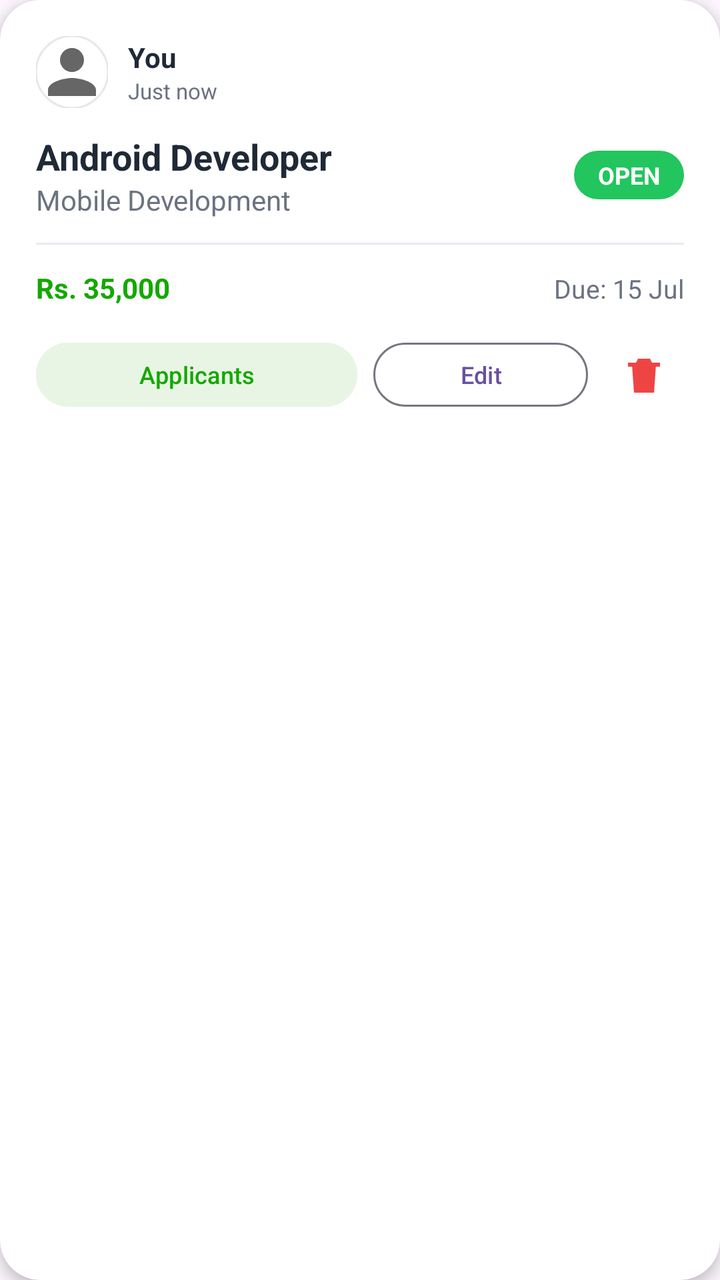
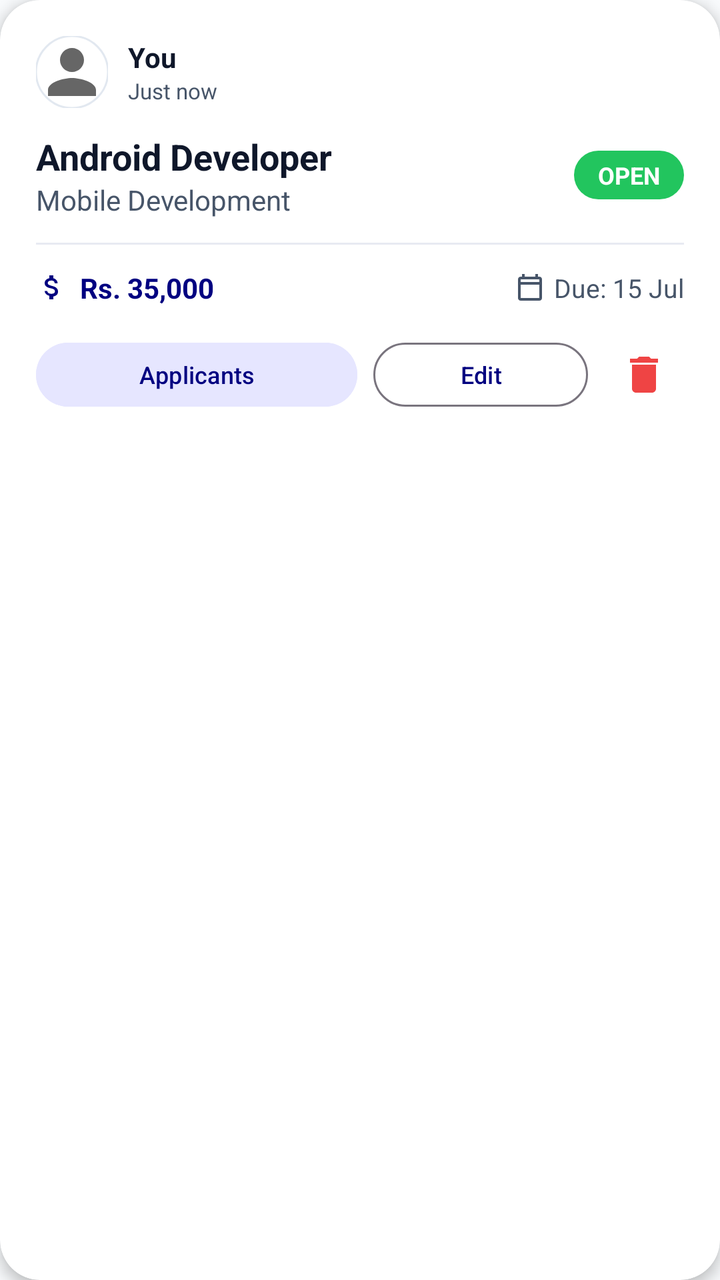

Compare the two renders of this Android layout. The source of the first and the diff that turns it into the second are given below.
<!-- AndroidManifest.xml: application theme Theme.MiniJobHunt -->
<!-- res/layout/item_client_job.xml -->
<?xml version="1.0" encoding="utf-8"?>
<androidx.cardview.widget.CardView
    xmlns:android="http://schemas.android.com/apk/res/android"
    xmlns:app="http://schemas.android.com/apk/res-auto"
    android:layout_width="match_parent"
    android:layout_height="wrap_content"
    android:layout_marginHorizontal="8dp"
    android:layout_marginVertical="8dp"
    app:cardCornerRadius="20dp"
    app:cardElevation="4dp"
    app:cardBackgroundColor="@color/surface">

    <LinearLayout
        android:layout_width="match_parent"
        android:layout_height="wrap_content"
        android:orientation="vertical"
        android:padding="18dp">

        
        <LinearLayout
            android:layout_width="match_parent"
            android:layout_height="wrap_content"
            android:orientation="horizontal"
            android:gravity="center_vertical"
            android:layout_marginBottom="12dp">

            <com.google.android.material.imageview.ShapeableImageView
                android:id="@+id/imgClientProfile"
                android:layout_width="36dp"
                android:layout_height="36dp"
                android:scaleType="centerCrop"
                android:src="@drawable/ic_profile"
                app:shapeAppearanceOverlay="@style/CircleImage"
                app:strokeColor="@color/divider"
                app:strokeWidth="1dp" />

            <LinearLayout
                android:layout_width="wrap_content"
                android:layout_height="wrap_content"
                android:orientation="vertical"
                android:layout_marginStart="10dp">

                <LinearLayout
                    android:layout_width="wrap_content"
                    android:layout_height="wrap_content"
                    android:orientation="horizontal"
                    android:gravity="center_vertical">

                    <TextView
                        android:id="@+id/txtClientName"
                        android:layout_width="wrap_content"
                        android:layout_height="wrap_content"
                        android:text="You"
                        android:textColor="@color/text_primary"
                        android:textStyle="bold"
                        android:textSize="14sp" />

                    <ImageView
                        android:id="@+id/imgVerifiedBadge"
                        android:layout_width="20dp"
                        android:layout_height="20dp"
                        android:layout_marginStart="6dp"
                        android:src="@drawable/ic_verified"
                        android:visibility="gone"
                        android:contentDescription="Verified"/>

                </LinearLayout>

                <TextView
                    android:id="@+id/txtPostedAt"
                    android:layout_width="wrap_content"
                    android:layout_height="wrap_content"
                    android:text="Just now"
                    android:textColor="@color/text_secondary"
                    android:textSize="11sp" />

            </LinearLayout>

        </LinearLayout>

        <LinearLayout
            android:layout_width="match_parent"
            android:layout_height="wrap_content"
            android:gravity="center_vertical">

            <LinearLayout
                android:layout_width="0dp"
                android:layout_height="wrap_content"
                android:layout_weight="1"
                android:orientation="vertical">

                <TextView
                    android:id="@+id/txtTitle"
                    android:layout_width="wrap_content"
                    android:layout_height="wrap_content"
                    android:text="Android Developer"
                    android:textSize="18sp"
                    android:textStyle="bold"
                    android:textColor="@color/text_primary"/>

                <TextView
                    android:id="@+id/txtCategory"
                    android:layout_width="wrap_content"
                    android:layout_height="wrap_content"
                    android:text="Mobile Development"
                    android:textColor="@color/text_secondary"
                    android:textSize="14sp"/>

            </LinearLayout>

            <TextView
                android:id="@+id/txtStatus"
                android:layout_width="wrap_content"
                android:layout_height="wrap_content"
                android:text="OPEN"
                android:textStyle="bold"
                android:textSize="12sp"
                android:textColor="@android:color/white"
                android:paddingHorizontal="12dp"
                android:paddingVertical="4dp"
                android:background="@drawable/bg_status_open"/>

        </LinearLayout>

        <View
            android:layout_width="match_parent"
            android:layout_height="1dp"
            android:layout_marginVertical="12dp"
            android:background="#E8EAF2"/>

        <LinearLayout
            android:layout_width="match_parent"
            android:layout_height="wrap_content"
            android:orientation="horizontal">

            <TextView
                android:id="@+id/txtBudget"
                android:layout_width="0dp"
                android:layout_height="wrap_content"
                android:layout_weight="1"
                android:text="Rs. 35,000"
                android:textStyle="bold"
                android:textColor="@color/primary"/>

            <TextView
                android:id="@+id/txtDeadline"
                android:layout_width="wrap_content"
                android:layout_height="wrap_content"
                android:text="Due: 15 Jul"
                android:textSize="13sp"
                android:textColor="@color/text_secondary"/>

        </LinearLayout>

        <LinearLayout
            android:id="@+id/layoutClientActions"
            android:layout_width="match_parent"
            android:layout_height="wrap_content"
            android:layout_marginTop="14dp"
            android:orientation="horizontal">

            <Button
                android:id="@+id/btnApplicants"
                android:layout_width="0dp"
                android:layout_height="40dp"
                android:layout_weight="1.5"
                android:text="Applicants"
                android:textSize="12sp"
                android:textAllCaps="false"
                android:backgroundTint="@color/primary_light"
                android:textColor="@color/primary"/>

            <Button
                android:id="@+id/btnEdit"
                style="?attr/materialButtonOutlinedStyle"
                android:layout_width="0dp"
                android:layout_height="40dp"
                android:layout_weight="1"
                android:layout_marginStart="8dp"
                android:text="Edit"
                android:textSize="12sp"
                android:textAllCaps="false"/>

            <ImageButton
                android:id="@+id/btnDelete"
                android:layout_width="40dp"
                android:layout_height="40dp"
                android:layout_marginStart="8dp"
                android:background="?attr/selectableItemBackgroundBorderless"
                android:src="@drawable/ic_delete"
                app:tint="@color/accent"/>

        </LinearLayout>

        <LinearLayout
            android:id="@+id/layoutCompletion"
            android:layout_width="match_parent"
            android:layout_height="wrap_content"
            android:layout_marginTop="12dp"
            android:orientation="vertical"
            android:visibility="gone">

            <Button
                android:id="@+id/btnViewWork"
                style="?attr/materialButtonOutlinedStyle"
                android:layout_width="match_parent"
                android:layout_height="45dp"
                android:text="View Submitted Work"
                android:textAllCaps="false"
                android:textColor="@color/info"
                android:visibility="gone"/>

            <Button
                android:id="@+id/btnMarkCompleted"
                android:layout_width="match_parent"
                android:layout_height="45dp"
                android:layout_marginTop="8dp"
                android:text="Mark as Completed"
                android:textAllCaps="false"
                android:backgroundTint="@color/success"
                android:textColor="@color/white" />

        </LinearLayout>

    </LinearLayout>

</androidx.cardview.widget.CardView>
<!-- resources referenced by this layout -->
<resources>
  <color name="accent">#FFEF4444</color>
  <color name="divider">#FFE5E7EB</color>
  <color name="info">#FF3B82F6</color>
  <color name="primary">#FF14A800</color>
  <color name="primary_light">#FFE8F5E4</color>
  <color name="success">#FF10B981</color>
  <color name="surface">#FFFFFFFF</color>
  <color name="text_primary">#FF1F2937</color>
  <color name="text_secondary">#FF6B7280</color>
  <color name="white">#FFFFFFFF</color>
  <!-- drawable ic_delete (drawable) -->
  <vector xmlns:android="http://schemas.android.com/apk/res/android"
      android:width="24dp"
      android:height="24dp"
      android:viewportWidth="24"
      android:viewportHeight="24">
  
      <path
          android:fillColor="#F44336"
          android:pathData="M6,7h12l-1,14H7z"/>
  
      <path
          android:fillColor="#F44336"
          android:pathData="M9,4h6l1,2H8z"/>
  
      <path
          android:fillColor="#F44336"
          android:pathData="M4,6h16v2H4z"/>
  
  </vector>
  <!-- drawable ic_verified (drawable) -->
  <vector xmlns:android="http://schemas.android.com/apk/res/android"
      android:width="24dp"
      android:height="24dp"
      android:viewportWidth="24"
      android:viewportHeight="24">
  
      <path
          android:fillColor="#4CAF50"
          android:pathData="M23,12l-2.44,-2.79 0.34,-3.69 -3.61,-0.82L15.4,1 12,2.46 8.6,1 6.71,4.7 3.1,5.51l0.34,3.69L1,12l2.44,2.79 -0.34,3.69 3.61,0.82L8.6,23 12,21.54 15.4,23l1.89,-3.7 3.61,-0.82 -0.34,-3.69zM10,17l-4,-4 1.41,-1.41L10,14.17l6.59,-6.59L18,9l-8,8z"/>
  </vector>
  <style name="Base.Theme.MiniJobHunt" parent="Theme.Material3.DayNight.NoActionBar">
          
          
      </style>
  <!-- unchanged entries left out for length: 4 -->
</resources>

<!-- the commit's change to res/layout/item_client_job.xml (unified diff, before → after) -->
@@ -131,21 +131,36 @@
         <LinearLayout
             android:layout_width="match_parent"
             android:layout_height="wrap_content"
-            android:orientation="horizontal">
+            android:orientation="horizontal"
+            android:gravity="center_vertical">
+
+            <ImageView
+                android:layout_width="16dp"
+                android:layout_height="16dp"
+                android:src="@drawable/ic_money"
+                app:tint="@color/primary" />
 
             <TextView
                 android:id="@+id/txtBudget"
                 android:layout_width="0dp"
                 android:layout_height="wrap_content"
                 android:layout_weight="1"
+                android:layout_marginStart="6dp"
                 android:text="Rs. 35,000"
                 android:textStyle="bold"
                 android:textColor="@color/primary"/>
 
+            <ImageView
+                android:layout_width="16dp"
+                android:layout_height="16dp"
+                android:src="@drawable/ic_calendar"
+                app:tint="@color/text_secondary" />
+
             <TextView
                 android:id="@+id/txtDeadline"
                 android:layout_width="wrap_content"
                 android:layout_height="wrap_content"
+                android:layout_marginStart="4dp"
                 android:text="Due: 15 Jul"
                 android:textSize="13sp"
                 android:textColor="@color/text_secondary"/>
@@ -220,6 +235,18 @@
                 android:backgroundTint="@color/success"
                 android:textColor="@color/white" />
 
+            <TextView
+                android:id="@+id/btnRaiseConflict"
+                android:layout_width="wrap_content"
+                android:layout_height="wrap_content"
+                android:layout_marginTop="12dp"
+                android:layout_gravity="center"
+                android:text="Problem? Raise a Conflict"
+                android:textColor="@color/accent"
+                android:textSize="13sp"
+                android:textStyle="bold"
+                android:padding="8dp" />
+
         </LinearLayout>
 
     </LinearLayout>
<!-- resource entries referenced after the edit -->
@@ -1,34 +1,44 @@
 <!-- resources referenced by this layout -->
 <resources>
-  <color name="accent">#FFEF4444</color>
-  <color name="divider">#FFE5E7EB</color>
-  <color name="info">#FF3B82F6</color>
-  <color name="primary">#FF14A800</color>
-  <color name="primary_light">#FFE8F5E4</color>
-  <color name="success">#FF10B981</color>
-  <color name="surface">#FFFFFFFF</color>
-  <color name="text_primary">#FF1F2937</color>
-  <color name="text_secondary">#FF6B7280</color>
-  <color name="white">#FFFFFFFF</color>
+  <color name="accent">#EF4444</color>
+  <color name="divider">#E2E8F0</color>
+  <color name="info">#000080</color>
+  <color name="primary">#000080</color>
+  <color name="primary_light">#E6E6FF</color>
+  <color name="success">#10B981</color>
+  <color name="surface">#FFFFFF</color>
+  <color name="text_primary">#0F172A</color>
+  <color name="text_secondary">#475569</color>
+  <color name="white">#FFFFFF</color>
+  <!-- drawable ic_calendar (drawable) -->
+  <vector xmlns:android="http://schemas.android.com/apk/res/android"
+      android:width="24dp"
+      android:height="24dp"
+      android:viewportWidth="24"
+      android:viewportHeight="24">
+      <path
+          android:fillColor="@color/text_secondary"
+          android:pathData="M19,4h-1V2h-2v2H8V2H6v2H5c-1.11,0 -1.99,0.9 -1.99,2L3,20c0,1.1 0.89,2 2,2h14c1.1,0 2,-0.9 2,-2V6c0,-1.1 -0.9,-2 -2,-2zm0,16H5V10h14v10zm0,-12H5V6h14v2z"/>
+  </vector>
   <!-- drawable ic_delete (drawable) -->
   <vector xmlns:android="http://schemas.android.com/apk/res/android"
       android:width="24dp"
       android:height="24dp"
       android:viewportWidth="24"
       android:viewportHeight="24">
-  
       <path
-          android:fillColor="#F44336"
-          android:pathData="M6,7h12l-1,14H7z"/>
-  
+          android:fillColor="@color/accent"
+          android:pathData="M6,19c0,1.1 0.9,2 2,2h8c1.1,0 2,-0.9 2,-2V7H6v12zM19,4h-3.5l-1,-1h-5l-1,1H5v2h14V4z"/>
+  </vector>
+  <!-- drawable ic_money (drawable) -->
+  <vector xmlns:android="http://schemas.android.com/apk/res/android"
+      android:width="24dp"
+      android:height="24dp"
+      android:viewportWidth="24"
+      android:viewportHeight="24">
       <path
-          android:fillColor="#F44336"
-          android:pathData="M9,4h6l1,2H8z"/>
-  
-      <path
-          android:fillColor="#F44336"
-          android:pathData="M4,6h16v2H4z"/>
-  
+          android:fillColor="@color/success"
+          android:pathData="M11.8,10.9c-2.27,-0.59 -3,-1.2 -3,-2.15 0,-1.09 1.01,-1.85 2.7,-1.85 1.78,0 2.44,0.85 2.5,2.1h2.21c-0.07,-1.72 -1.12,-3.3 -3.21,-3.81V3h-3v2.16c-1.94,0.42 -3.5,1.68 -3.5,3.61 0,2.31 1.91,3.46 4.7,3.98 2.53,0.47 3,1.38 3,2.3 0,0.6 -0.34,1.8 -2.7,1.8 -2.2,0 -2.96,-1.15 -3.07,-2.1H6.5c0.14,2 1.76,3.15 3.5,3.61V21h3v-2.14c1.94,-0.38 3.5,-1.49 3.5,-3.6 0,-2.68 -2,-3.78 -4.7,-4.36z"/>
   </vector>
   <!-- drawable ic_verified (drawable) -->
   <vector xmlns:android="http://schemas.android.com/apk/res/android"
@@ -36,14 +46,44 @@
       android:height="24dp"
       android:viewportWidth="24"
       android:viewportHeight="24">
-  
       <path
-          android:fillColor="#4CAF50"
-          android:pathData="M23,12l-2.44,-2.79 0.34,-3.69 -3.61,-0.82L15.4,1 12,2.46 8.6,1 6.71,4.7 3.1,5.51l0.34,3.69L1,12l2.44,2.79 -0.34,3.69 3.61,0.82L8.6,23 12,21.54 15.4,23l1.89,-3.7 3.61,-0.82 -0.34,-3.69zM10,17l-4,-4 1.41,-1.41L10,14.17l6.59,-6.59L18,9l-8,8z"/>
+          android:fillColor="@color/info"
+          android:pathData="M23,12l-2.44,-2.79 0.34,-3.69 -3.77,-0.86L15.47,1.2 12,2.7 8.53,1.2 6.87,4.66 3.1,5.52l0.34,3.69L1,12l2.44,2.79 -0.34,3.69 3.77,0.86L8.53,22.8 12,21.3l3.47,1.5 1.66,-3.46 3.77,-0.86 -0.34,-3.69L23,12zm-12.91,4.72l-3.8,-3.81 1.48,-1.48 2.32,2.33 5.85,-5.87 1.48,1.48 -7.33,7.35z"/>
   </vector>
   <style name="Base.Theme.MiniJobHunt" parent="Theme.Material3.DayNight.NoActionBar">
+          <item name="colorPrimary">@color/primary</item>
+          <item name="colorOnPrimary">@color/white</item>
+          <item name="colorPrimaryContainer">@color/primary_light</item>
+          <item name="colorOnPrimaryContainer">@color/primary_dark</item>
+  
+          <item name="colorSecondary">@color/info</item>
+          <item name="colorOnSecondary">@color/white</item>
+  
+          <item name="android:windowBackground">@color/background</item>
+          <item name="android:statusBarColor">@color/background</item>
+          <item name="android:windowLightStatusBar">true</item>
+  
           
-          
+          <item name="textAppearanceHeadlineLarge">@style/AppText.HeadlineLarge</item>
+          <item name="textAppearanceTitleMedium">@style/AppText.TitleMedium</item>
+          <item name="textAppearanceBodyLarge">@style/AppText.BodyLarge</item>
+      </style>
+  <color name="primary_dark">#000066</color>
+  <color name="background">#F8FAFC</color>
+  <style name="AppText.HeadlineLarge">
+          <item name="android:textSize">30sp</item>
+          <item name="android:textStyle">bold</item>
+          <item name="android:textColor">@color/text_primary</item>
+          <item name="android:letterSpacing">-0.02</item>
+      </style>
+  <style name="AppText.TitleMedium">
+          <item name="android:textSize">18sp</item>
+          <item name="android:textStyle">bold</item>
+          <item name="android:textColor">@color/text_primary</item>
+      </style>
+  <style name="AppText.BodyLarge">
+          <item name="android:textSize">16sp</item>
+          <item name="android:textColor">@color/text_secondary</item>
       </style>
   <!-- unchanged entries left out for length: 4 -->
 </resources>
